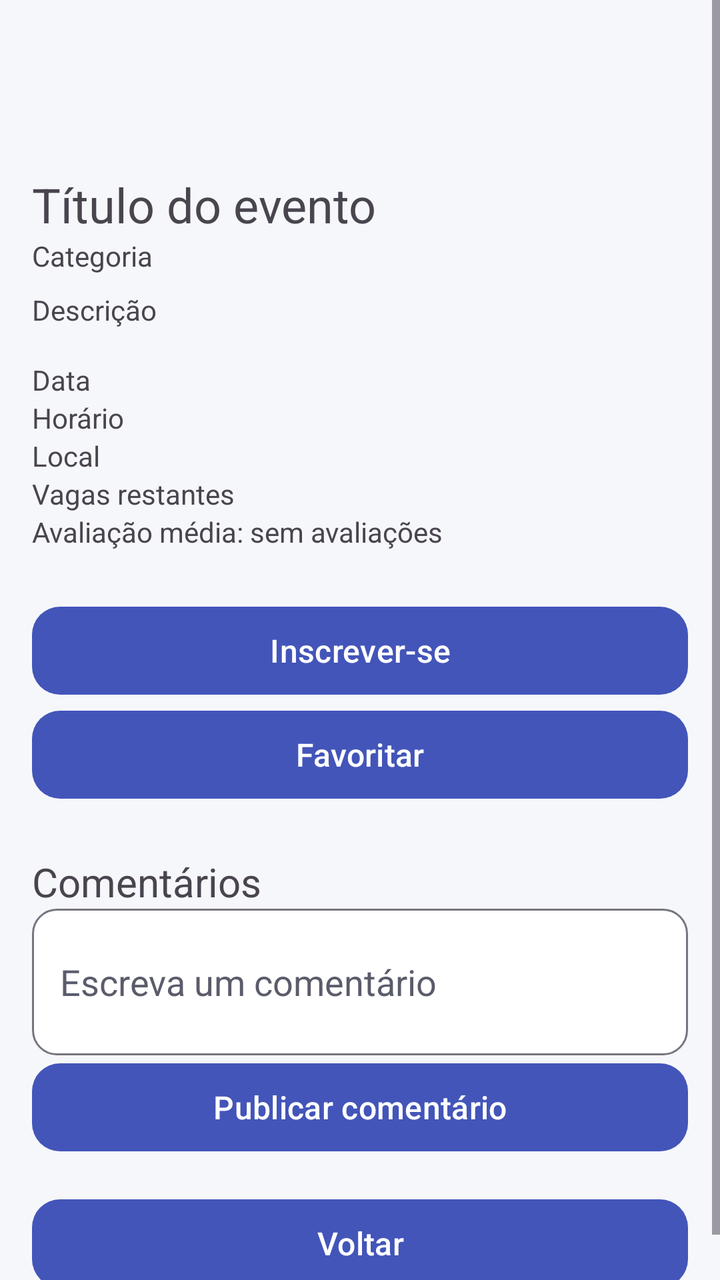
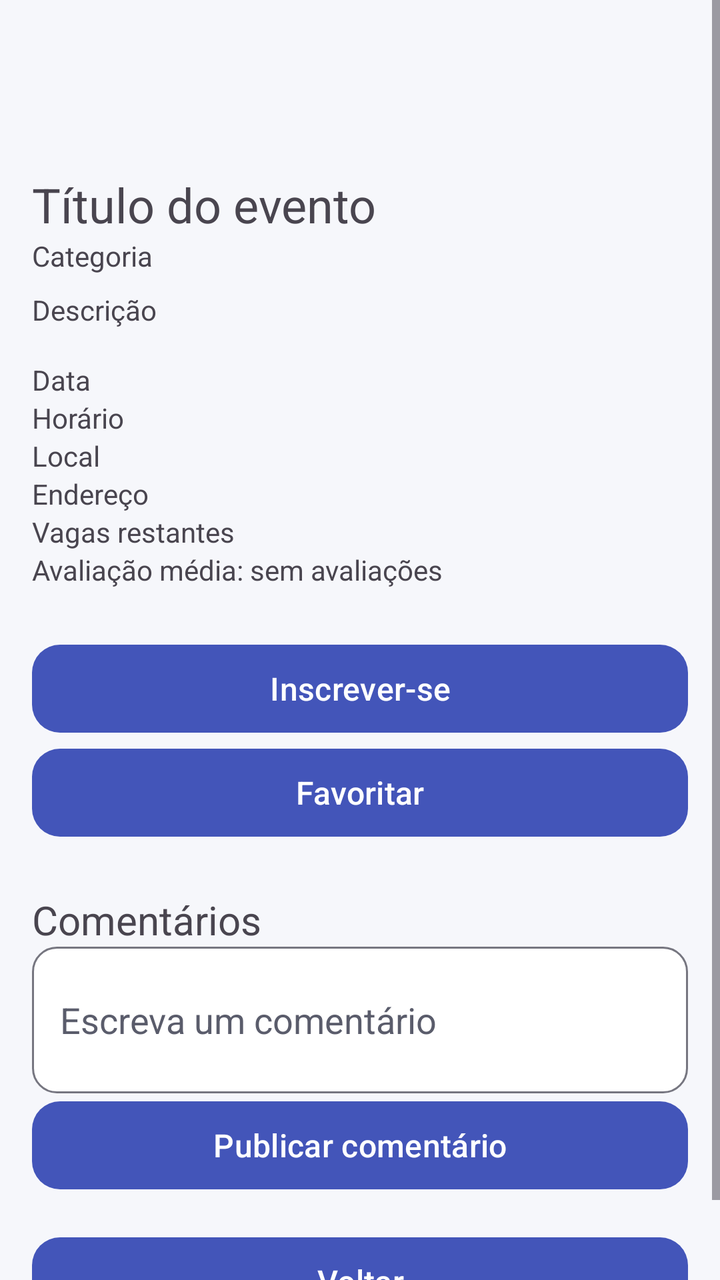

Before-and-after screenshots of an Android layout around one commit, followed by the original layout XML and the change that was made.
<!-- AndroidManifest.xml: application theme Theme.CampusHub -->
<!-- res/layout/activity_event_details.xml -->
<?xml version="1.0" encoding="utf-8"?>
<ScrollView xmlns:android="http://schemas.android.com/apk/res/android"
    android:layout_width="match_parent"
    android:layout_height="match_parent">

    <LinearLayout
        android:layout_width="match_parent"
        android:layout_height="wrap_content"
        android:orientation="vertical"
        android:padding="16dp">

        <TextView
            android:id="@+id/tvTituloDetalhe"
            android:layout_width="match_parent"
            android:layout_height="wrap_content"
            android:text="Título do evento"
            android:textSize="24sp"
            android:layout_marginTop="70sp"/>

        <TextView
            android:id="@+id/tvCategoriaDetalhe"
            android:layout_width="match_parent"
            android:layout_height="wrap_content"
            android:text="Categoria" />

        <TextView
            android:id="@+id/tvDescricaoDetalhe"
            android:layout_width="match_parent"
            android:layout_height="wrap_content"
            android:layout_marginTop="8dp"
            android:text="Descrição" />

        <TextView
            android:id="@+id/tvDataDetalhe"
            android:layout_width="match_parent"
            android:layout_height="wrap_content"
            android:layout_marginTop="16dp"
            android:text="Data" />

        <TextView
            android:id="@+id/tvHorarioDetalhe"
            android:layout_width="match_parent"
            android:layout_height="wrap_content"
            android:text="Horário" />

        <TextView
            android:id="@+id/tvLocalDetalhe"
            android:layout_width="match_parent"
            android:layout_height="wrap_content"
            android:text="Local" />

        <TextView
            android:id="@+id/tvVagasDetalhe"
            android:layout_width="match_parent"
            android:layout_height="wrap_content"
            android:text="Vagas restantes" />

        <TextView
            android:id="@+id/tvMediaDetalhe"
            android:layout_width="match_parent"
            android:layout_height="wrap_content"
            android:text="Avaliação média: sem avaliações" />

        <Button
            android:id="@+id/btnInscrever"
            android:layout_width="match_parent"
            android:layout_height="wrap_content"
            android:layout_marginTop="24dp"
            android:text="Inscrever-se" />

        <Button
            android:id="@+id/btnFavoritar"
            android:layout_width="match_parent"
            android:layout_height="wrap_content"
            android:text="Favoritar" />

        <LinearLayout
            android:id="@+id/layoutAvaliacao"
            android:layout_width="match_parent"
            android:layout_height="wrap_content"
            android:layout_marginTop="16dp"
            android:orientation="vertical"
            android:visibility="gone">

            <TextView
                android:layout_width="wrap_content"
                android:layout_height="wrap_content"
                android:text="Sua avaliação"
                android:textSize="18sp" />

            <RatingBar
                android:id="@+id/ratingBarAvaliacao"
                android:layout_width="wrap_content"
                android:layout_height="wrap_content"
                android:numStars="5"
                android:stepSize="1" />

            <Button
                android:id="@+id/btnAvaliar"
                android:layout_width="match_parent"
                android:layout_height="wrap_content"
                android:text="Enviar avaliação" />

        </LinearLayout>

        <TextView
            android:layout_width="wrap_content"
            android:layout_height="wrap_content"
            android:layout_marginTop="24dp"
            android:text="Comentários"
            android:textSize="20sp" />

        <EditText
            android:id="@+id/editComentario"
            android:layout_width="match_parent"
            android:layout_height="wrap_content"
            android:hint="Escreva um comentário"
            android:inputType="textMultiLine"
            android:minLines="2" />

        <Button
            android:id="@+id/btnComentar"
            android:layout_width="match_parent"
            android:layout_height="wrap_content"
            android:text="Publicar comentário" />

        <TextView
            android:id="@+id/tvNenhumComentario"
            android:layout_width="wrap_content"
            android:layout_height="wrap_content"
            android:layout_marginTop="8dp"
            android:text="Nenhum comentário ainda"
            android:visibility="gone" />

        <androidx.recyclerview.widget.RecyclerView
            android:id="@+id/recyclerComentarios"
            android:layout_width="match_parent"
            android:layout_height="wrap_content"
            android:nestedScrollingEnabled="false" />

        <Button
            android:id="@+id/btnVoltar"
            android:layout_width="match_parent"
            android:layout_height="wrap_content"
            android:layout_marginTop="16dp"
            android:text="Voltar" />

    </LinearLayout>
</ScrollView>
<!-- resources referenced by this layout -->
<resources>
  <style name="Theme.CampusHub" parent="Theme.Material3.Light.NoActionBar">
          <item name="colorPrimary">@color/brand_primary</item>
          <item name="colorOnPrimary">@color/brand_on_primary</item>
          <item name="colorPrimaryContainer">@color/brand_primary_container</item>
          <item name="colorOnPrimaryContainer">@color/brand_on_primary_container</item>
          <item name="colorSecondary">@color/brand_secondary</item>
          <item name="colorOnSecondary">@color/brand_on_secondary</item>
          <item name="colorError">@color/brand_error</item>
          <item name="android:colorBackground">@color/surface_background</item>
          <item name="colorSurface">@color/surface_card</item>
          <item name="colorOnSurface">@color/text_primary</item>
          <item name="colorOnSurfaceVariant">@color/text_secondary</item>
          <item name="colorOutline">@color/outline</item>
          <item name="colorOutlineVariant">@color/outline_variant</item>
  
          <item name="materialButtonStyle">@style/Widget.CampusHub.Button</item>
          <item name="editTextStyle">@style/Widget.CampusHub.EditText</item>
  
          <item name="android:statusBarColor">@android:color/transparent</item>
          <item name="android:windowLightStatusBar">true</item>
      </style>
  <color name="brand_primary">#4355B9</color>
  <color name="brand_on_primary">#FFFFFF</color>
  <color name="brand_primary_container">#DEE0FF</color>
  <color name="brand_on_primary_container">#00105C</color>
  <color name="brand_secondary">#00695C</color>
  <color name="brand_on_secondary">#FFFFFF</color>
  <color name="brand_error">#BA1A1A</color>
  <color name="surface_background">#F6F7FB</color>
  <color name="surface_card">#FFFFFF</color>
  <color name="text_primary">#1B1B21</color>
  <color name="text_secondary">#5A5C6B</color>
  <color name="outline">#767680</color>
  <color name="outline_variant">#E1E2EC</color>
  <style name="Widget.CampusHub.Button" parent="Widget.Material3.Button">
          <item name="android:minHeight">52dp</item>
          <item name="android:textSize">16sp</item>
          <item name="android:textAllCaps">false</item>
          <item name="cornerRadius">14dp</item>
      </style>
  <style name="Widget.CampusHub.EditText" parent="Widget.AppCompat.EditText">
          <item name="android:background">@drawable/bg_edittext</item>
          <item name="android:padding">14dp</item>
          <item name="android:textColor">?attr/colorOnSurface</item>
          <item name="android:textColorHint">?attr/colorOnSurfaceVariant</item>
      </style>
  <!-- drawable bg_edittext (drawable) -->
  <selector xmlns:android="http://schemas.android.com/apk/res/android">
      <item android:state_focused="true">
          <shape android:shape="rectangle">
              <solid android:color="?attr/colorSurface"/>
              <stroke android:width="2dp" android:color="?attr/colorPrimary"/>
              <corners android:radius="12dp"/>
          </shape>
      </item>
      <item>
          <shape android:shape="rectangle">
              <solid android:color="?attr/colorSurface"/>
              <stroke android:width="1dp" android:color="?attr/colorOutline"/>
              <corners android:radius="12dp"/>
          </shape>
      </item>
  </selector>
</resources>

<!-- the commit's change to res/layout/activity_event_details.xml (unified diff, before → after) -->
@@ -48,6 +48,19 @@
             android:layout_width="match_parent"
             android:layout_height="wrap_content"
             android:text="Local" />
+
+        <TextView
+            android:id="@+id/tvEnderecoDetalhe"
+            android:layout_width="match_parent"
+            android:layout_height="wrap_content"
+            android:text="Endereço" />
+
+        <org.osmdroid.views.MapView
+            android:id="@+id/mapaEvento"
+            android:layout_width="match_parent"
+            android:layout_height="250dp"
+            android:layout_marginTop="8dp"
+            android:visibility="gone" />
 
         <TextView
             android:id="@+id/tvVagasDetalhe"
